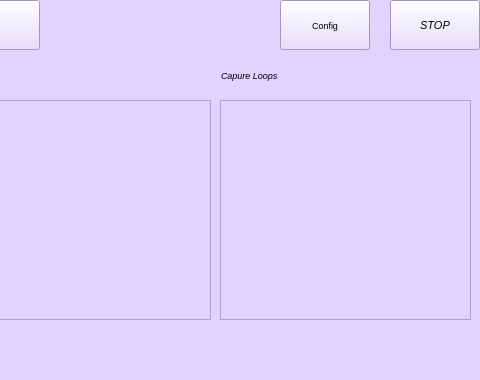
The window that mainwindow.ui (fredericabry/raspiloop) describes before a commit, drawn with Qt 5; both pictures show x 320 to 800 and y 0 to 380 of the 800 by 480 pixel window.
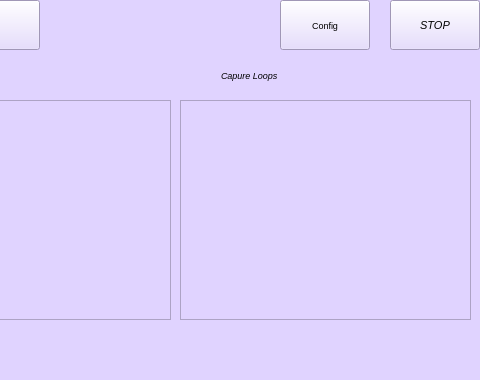
The same window after the commit.

```diff
--- a/mainwindow.ui
+++ b/mainwindow.ui
@@ -34,7 +34,7 @@
      <rect>
       <x>10</x>
       <y>100</y>
-      <width>521</width>
+      <width>481</width>
       <height>220</height>
      </rect>
     </property>
@@ -227,9 +227,9 @@
    <widget class="QTextBrowser" name="captureLoopList">
     <property name="geometry">
      <rect>
-      <x>540</x>
+      <x>500</x>
       <y>100</y>
-      <width>251</width>
+      <width>291</width>
       <height>220</height>
      </rect>
     </property>
```
